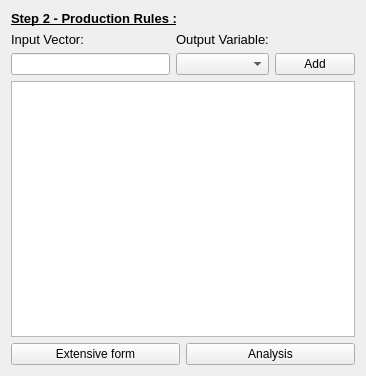
Old version of the form fuzzy_logic_gui/flg_compact_rules_page.ui in the repository rafidalhaq/complex-course.
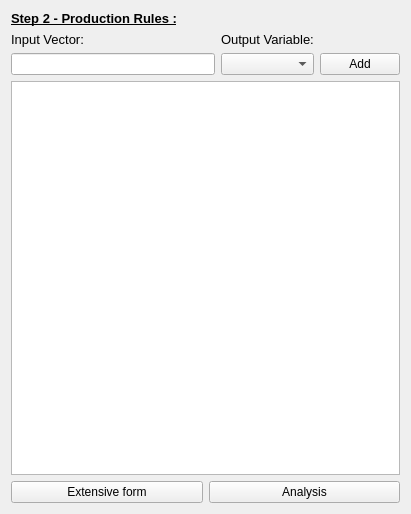
New version of the form.

Commit message: More improvements to Gui( analysis page will be implemented on Saturday )

The edit to the form file:
```diff
--- a/fuzzy_logic_gui/flg_compact_rules_page.ui
+++ b/fuzzy_logic_gui/flg_compact_rules_page.ui
@@ -6,8 +6,8 @@
    <rect>
     <x>0</x>
     <y>0</y>
-    <width>366</width>
-    <height>376</height>
+    <width>411</width>
+    <height>514</height>
    </rect>
   </property>
   <property name="sizePolicy">
@@ -20,8 +20,8 @@
    <string>Form</string>
   </property>
   <layout class="QGridLayout" name="gridLayout_2">
-   <item row="0" column="0">
-    <layout class="QVBoxLayout" name="verticalLayout_3">
+   <item row="1" column="0">
+    <layout class="QHBoxLayout" name="m_mainLayout">
      <property name="sizeConstraint">
       <enum>QLayout::SetMaximumSize</enum>
      </property>
```
The commit also changes 8 other files.
